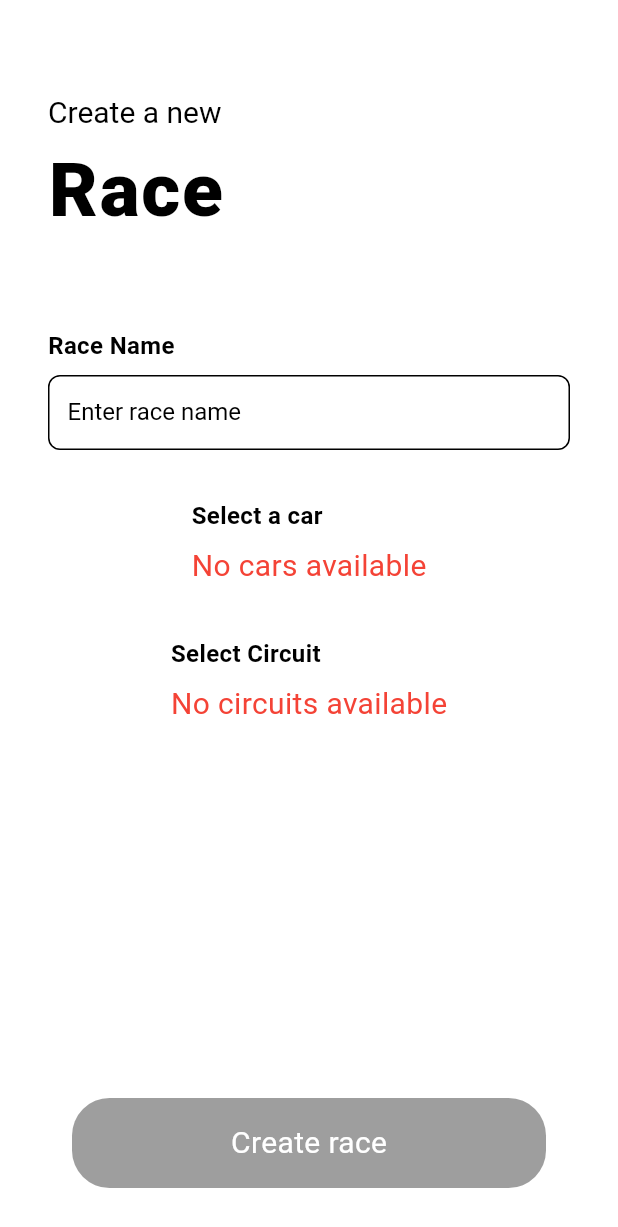
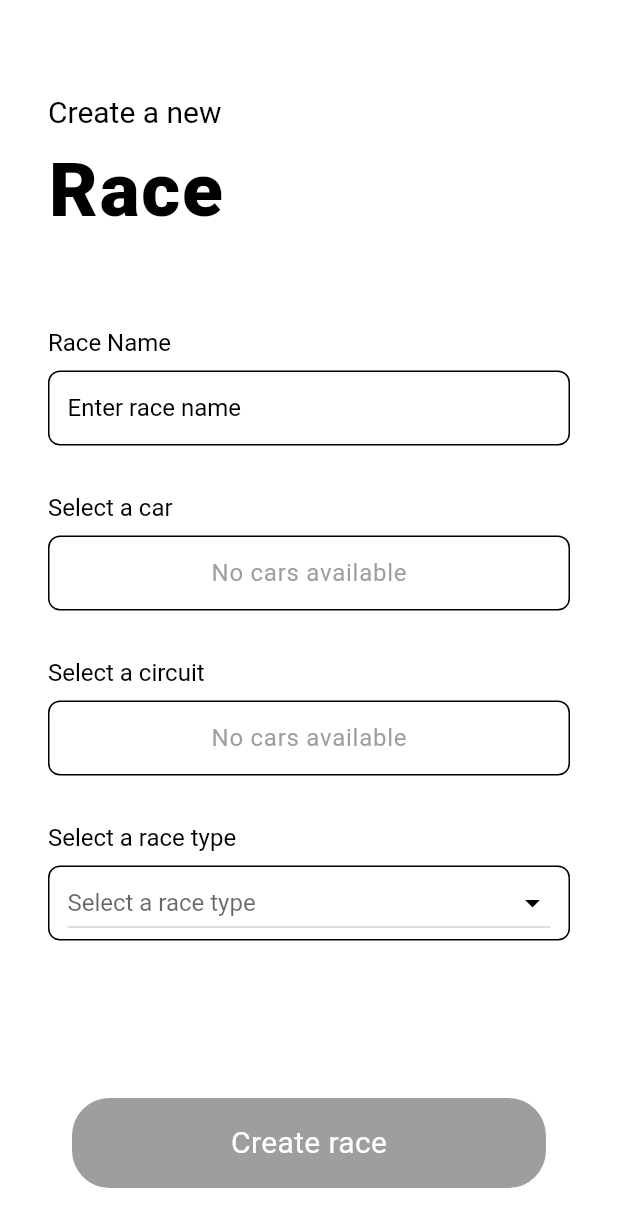
Before and after one commit to filippefrulli/circuito, a Flutter app: the CreateRacePage screen opened directly, on a phone screen of 412 x 824 dp. Shown: the top 1227 px of the screen. Run offline on Flutter 3.47's test engine with Material 3 defaults, Android fonts, the phone set to English and light mode, and no system bars; drawn by our look-alikes of delayed_display, oktoast; our stand-ins replace easy_localization, share_plus, shared_preferences, sqflite; accounts and stored records are empty; Roboto replaces fonts that are missing (Raleway).

Commit message:
Added race type and save race functionality

```diff
--- a/assets/translations/en-US.json
+++ b/assets/translations/en-US.json
@@ -15,6 +15,8 @@
     "create_race": "Create race",
     "race": "Race",
     "select_car": "Select a car",
+    "select_circuit": "Select a circuit",
+    "select_type": "Select a race type",
 
     "find_something": "Find something to watch next",
     "movie": "Movie",
--- a/assets/translations/it-IT.json
+++ b/assets/translations/it-IT.json
@@ -15,6 +15,8 @@
     "create_race": "Crea gara",
     "race": "Gara",
     "select_car": "Seleziona una macchina",
+    "select_circuit": "Seleziona un circuito",
+    "select_type": "Seleziona un tipo di gara",
 
     "find_something": "Trova qualcosa da guardare",
     "movie": "Film",
--- a/lib/objects/race.dart
+++ b/lib/objects/race.dart
@@ -3,7 +3,7 @@ class Race {
   final String name;
   final int car;
   final int circuit;
-  final String type;
+  final int type;
   final int status;
 
   Race({
@@ -26,3 +26,27 @@ class Race {
     };
   }
 }
+
+enum RaceType {
+  timed(1, 'Time Trial'),
+  laps(2, 'Lap Race');
+
+  final int id;
+  final String display;
+
+  const RaceType(this.id, this.display);
+
+  static RaceType fromId(int id) {
+    return RaceType.values.firstWhere(
+      (type) => type.id == id,
+      orElse: () => throw ArgumentError('Invalid race type id: $id'),
+    );
+  }
+
+  static RaceType fromDisplay(String display) {
+    return RaceType.values.firstWhere(
+      (type) => type.display == display,
+      orElse: () => throw ArgumentError('Invalid race type display: $display'),
+    );
+  }
+}
--- a/lib/pages/races/create_race_page.dart
+++ b/lib/pages/races/create_race_page.dart
@@ -1,5 +1,6 @@
 import 'package:circuito/objects/car.dart';
 import 'package:circuito/objects/circuit.dart';
+import 'package:circuito/objects/race.dart';
 import 'package:circuito/utils/database.dart';
 import 'package:circuito/widgets/page_title.dart';
 import 'package:easy_localization/easy_localization.dart';
@@ -18,6 +19,7 @@ class _CreateRacePageState extends State<CreateRacePage> {
 
   Car? selectedCar;
   Circuit? selectedCircuit;
+  RaceType? selectedType;
 
   @override
   void initState() {
@@ -57,6 +59,7 @@ class _CreateRacePageState extends State<CreateRacePage> {
           raceNameInput(colors),
           selectCar(colors),
           selectCircuit(colors),
+          selectType(colors),
           Expanded(
             child: Container(),
           ),
@@ -86,21 +89,14 @@ class _CreateRacePageState extends State<CreateRacePage> {
         const SizedBox(height: 32),
         Text(
           'select_car'.tr(),
-          style: TextStyle(
-            color: colors.primary,
-            fontSize: 16,
-            fontWeight: FontWeight.bold,
-          ),
+          style: Theme.of(context).textTheme.displaySmall,
         ),
         const SizedBox(height: 8),
         FutureBuilder<List<Car>>(
           future: DatabaseHelper.instance.getCars(),
           builder: (context, snapshot) {
             if (!snapshot.hasData || snapshot.data!.isEmpty) {
-              return Text(
-                'No cars available',
-                style: TextStyle(color: colors.error),
-              );
+              return noItems('no_cars'.tr(), colors);
             }
             return Container(
               padding: const EdgeInsets.symmetric(horizontal: 12),
@@ -112,7 +108,7 @@ class _CreateRacePageState extends State<CreateRacePage> {
               child: DropdownButton<Car>(
                 value: selectedCar,
                 isExpanded: true,
-                hint: Text('Select a car'),
+                hint: Text('select_car'.tr()),
                 menuMaxHeight: 300,
                 borderRadius: BorderRadius.circular(8),
                 style: Theme.of(context).textTheme.displaySmall,
@@ -143,22 +139,15 @@ class _CreateRacePageState extends State<CreateRacePage> {
       children: [
         const SizedBox(height: 32),
         Text(
-          'Select Circuit',
-          style: TextStyle(
-            color: colors.primary,
-            fontSize: 16,
-            fontWeight: FontWeight.bold,
-          ),
+          'select_circuit'.tr(),
+          style: Theme.of(context).textTheme.displaySmall,
         ),
         const SizedBox(height: 8),
         FutureBuilder<List<Circuit>>(
           future: DatabaseHelper.instance.getCircuits(),
           builder: (context, snapshot) {
             if (!snapshot.hasData || snapshot.data!.isEmpty) {
-              return Text(
-                'No circuits available',
-                style: TextStyle(color: colors.error),
-              );
+              return noItems('no_circuits'.tr(), colors);
             }
             return Container(
               padding: const EdgeInsets.symmetric(horizontal: 12),
@@ -170,7 +159,7 @@ class _CreateRacePageState extends State<CreateRacePage> {
               child: DropdownButton<Circuit>(
                 value: selectedCircuit,
                 isExpanded: true,
-                hint: Text('Select a circuit'),
+                hint: Text('select_circuit'.tr()),
                 menuMaxHeight: 300,
                 borderRadius: BorderRadius.circular(8),
                 style: Theme.of(context).textTheme.displaySmall,
@@ -197,17 +186,73 @@ class _CreateRacePageState extends State<CreateRacePage> {
     );
   }
 
+  Widget selectType(ColorScheme colors) {
+    return Column(
+      crossAxisAlignment: CrossAxisAlignment.start,
+      children: [
+        const SizedBox(height: 32),
+        Text(
+          'select_type'.tr(),
+          style: Theme.of(context).textTheme.displaySmall,
+        ),
+        const SizedBox(height: 8),
+        Container(
+          padding: const EdgeInsets.symmetric(horizontal: 12),
+          height: 50,
+          decoration: BoxDecoration(
+            border: Border.all(color: colors.outline),
+            borderRadius: BorderRadius.circular(8),
+          ),
+          child: DropdownButton<RaceType>(
+            value: selectedType,
+            isExpanded: true,
+            hint: Text('select_type'.tr()),
+            menuMaxHeight: 300,
+            borderRadius: BorderRadius.circular(8),
+            style: Theme.of(context).textTheme.displaySmall,
+            icon: Icon(Icons.arrow_drop_down, color: colors.primary),
+            itemHeight: 50,
+            items: RaceType.values.map((RaceType type) {
+              return DropdownMenuItem<RaceType>(
+                value: type,
+                child: Text(type.display),
+              );
+            }).toList(),
+            onChanged: (RaceType? value) {
+              setState(() {
+                selectedType = value;
+              });
+            },
+          ),
+        ),
+      ],
+    );
+  }
+
+  Widget noItems(String text, ColorScheme colors) {
+    return Container(
+      padding: const EdgeInsets.symmetric(horizontal: 12),
+      height: 50,
+      decoration: BoxDecoration(
+        border: Border.all(color: colors.outline),
+        borderRadius: BorderRadius.circular(8),
+      ),
+      child: Center(
+        child: Text(
+          'No cars available',
+          style: Theme.of(context).textTheme.labelSmall,
+        ),
+      ),
+    );
+  }
+
   Widget raceNameInput(ColorScheme colors) {
     return Column(
       crossAxisAlignment: CrossAxisAlignment.start,
       children: [
         Text(
           'Race Name',
-          style: TextStyle(
-            color: colors.primary,
-            fontSize: 16,
-            fontWeight: FontWeight.bold,
-          ),
+          style: Theme.of(context).textTheme.displaySmall,
         ),
         const SizedBox(height: 8),
         Container(
@@ -240,11 +285,29 @@ class _CreateRacePageState extends State<CreateRacePage> {
         borderRadius: BorderRadius.circular(25),
       ),
       child: TextButton(
-        onPressed: () => {
-          if (isFormValid())
-            {
-              //DatabaseHelper.instance.insertRace()
+        onPressed: () async {
+          if (isFormValid()) {
+            try {
+              final race = Race(
+                name: _nameController.text,
+                car: selectedCar!.id!,
+                circuit: selectedCircuit!.id!,
+                type: selectedType!.id,
+                status: 0,
+              );
+
+              await DatabaseHelper.instance.insertRace(race);
+              if (mounted) {
+                Navigator.pop(context);
+              }
+            } catch (e) {
+              if (mounted) {
+                ScaffoldMessenger.of(context).showSnackBar(
+                  SnackBar(content: Text('Error creating race: $e')),
+                );
+              }
             }
+          }
         },
         child: Text(
           "create_race".tr(),
@@ -255,6 +318,6 @@ class _CreateRacePageState extends State<CreateRacePage> {
   }
 
   bool isFormValid() {
-    return _raceName.isNotEmpty && selectedCar != null && selectedCircuit != null;
+    return _raceName.isNotEmpty && selectedCar != null && selectedCircuit != null && selectedType != null;
   }
 }
--- a/lib/utils/database.dart
+++ b/lib/utils/database.dart
@@ -77,7 +77,7 @@ class DatabaseHelper {
         $raceName TEXT NOT NULL,
         $raceCarId INTEGER NOT NULL,
         $raceCircuitId INTEGER NOT NULL,
-        $raceType TEXT NOT NULL,
+        $raceType INTEGER NOT NULL,
         $raceStatus INTEGER DEFAULT 0,
         FOREIGN KEY ($raceCarId) REFERENCES $carsTable ($carId)
           ON DELETE CASCADE,
```
Also changed, not shown: lib/pages/races/edit_lap_race_page.dart (added), lib/pages/races/edit_timed_race_page.dart (added).
